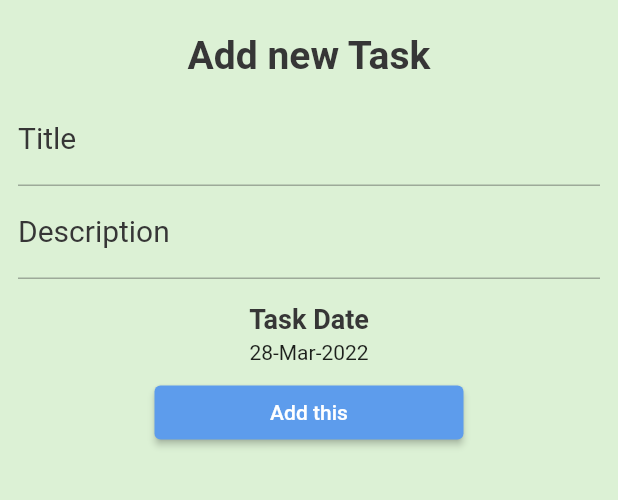
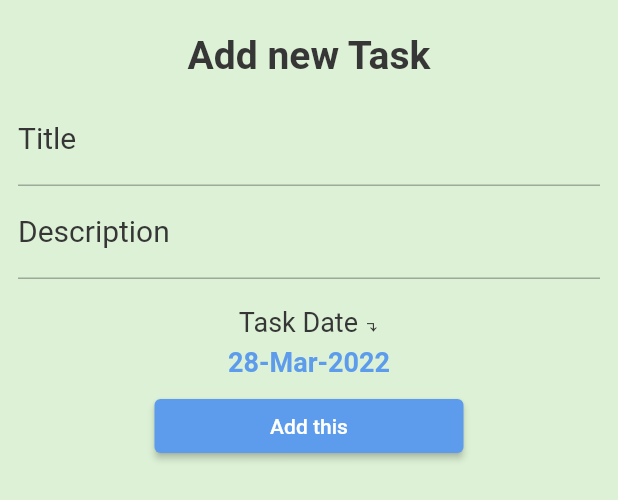
Before and after one commit to fares-atiaw/to-do, a Flutter app: the BS_AddTask widget shown alone on an empty page, opened directly, on a phone screen of 412 x 824 dp. Shown: the top 500 px of the screen. Run offline on Flutter 3.47's test engine with Material 2 defaults, Android fonts, the phone set to English and light mode, and no system bars; our stand-ins replace calendar_timeline, cloud_firestore, firebase_core, flutter_slidable; accounts and stored records are empty.

```diff
--- a/lib/Database/firestore_utility.dart
+++ b/lib/Database/firestore_utility.dart
@@ -3,7 +3,6 @@ import 'package:cloud_firestore/cloud_firestore.dart';
 import '../Models/task.dart';
 
 CollectionReference<Task> getTasksCollection() {
-  // Why it's not FirebaseFirestore ???
   return FirebaseFirestore.instance.collection('tasks').withConverter<Task>(
       fromFirestore: (snapshot, _) => Task.fromJson(snapshot.data()!),
       toFirestore: (task, _) => task.toJson());
--- a/lib/WidgetItems/bottom_sheet_add_task.dart
+++ b/lib/WidgetItems/bottom_sheet_add_task.dart
@@ -75,15 +75,17 @@ class _BS_AddTaskState extends State<BS_AddTask> {
             ),
           ),
           SizedBox(height: 16),
-          Text('Task Date',
+          Text('Task Date ↴',
+              textAlign: TextAlign.start,
               style: Theme.of(context)
                   .textTheme
                   .headline3
-                  ?.copyWith(fontSize: 18)),
+                  ?.copyWith(fontSize: 18, fontWeight: FontWeight.normal)),
           SizedBox(height: 4),
           InkWell(
             onTap: getDate,
-            child: Text(DateFormat('d-MMM-yyyy').format(selectedDate)),
+            child: Text(DateFormat('d-MMM-yyyy').format(selectedDate),
+                style: Theme.of(context).textTheme.headline2),
           ),
           SizedBox(height: 8),
           SizedBox(
--- a/lib/my_theme.dart
+++ b/lib/my_theme.dart
@@ -57,7 +57,7 @@ class MyTheme {
         fontSize: 15,
         fontWeight: FontWeight.bold,
       ),
-      headline4: TextStyle(
+      subtitle2: TextStyle(
         color: Color(0xff200E32),
         fontSize: 12,
       ),
--- a/lib/tools.dart
+++ b/lib/tools.dart
@@ -1,6 +1,7 @@
 import 'package:flutter/material.dart';
 
-void showMessage(BuildContext context, String message, String actionText) {
+void showMessage(BuildContext context, String message, String actionText,
+    [VoidCallback? fun]) {
   showDialog(
       context: context,
       builder: (context) {
@@ -10,7 +11,8 @@ void showMessage(BuildContext context, String message, String actionText) {
           actions: [
             TextButton(
                 onPressed: () {
-                  Navigator.pop(context);
+                  // Navigator.pop(context);
+                  fun!();
                 },
                 child: Text(actionText))
           ],
```
Also changed, not shown: lib/Components/task_item.dart (+11 -4 lines), lib/main.dart (+3 -5 lines).
